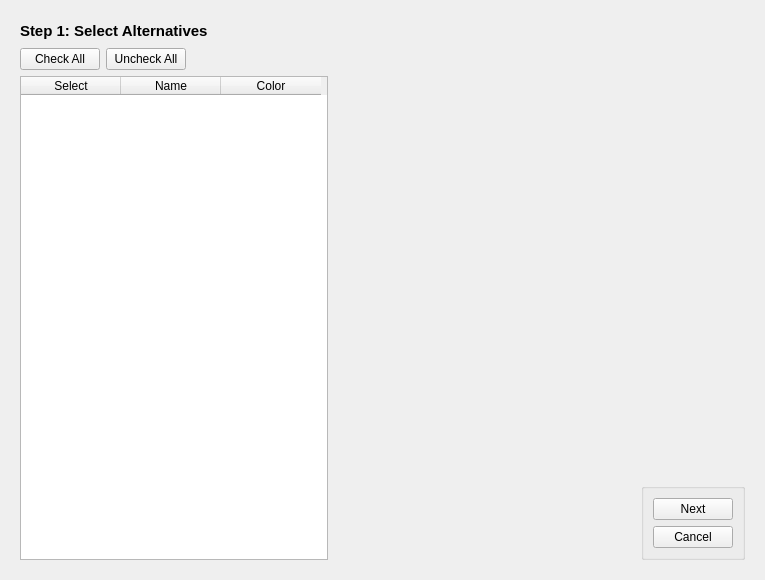
Ecotrust/delphos, file src/gui/mca_wizard.ui: the form before one commit.
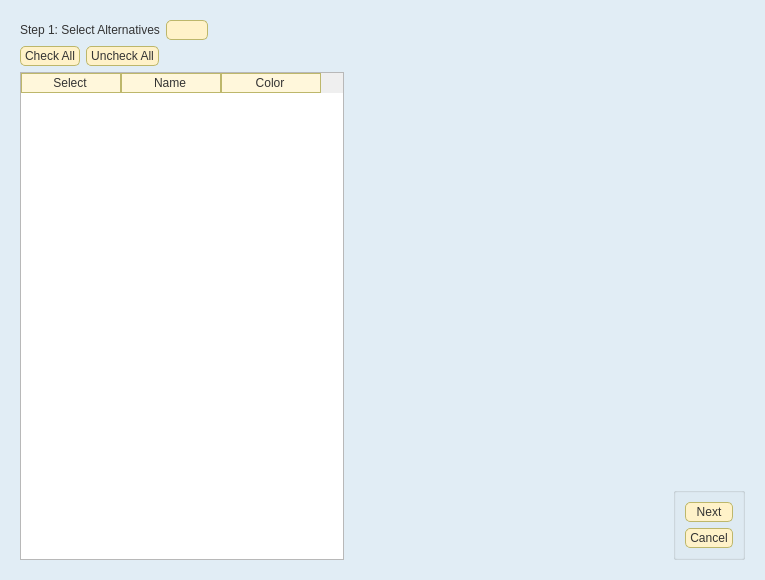
The form after the commit. Icons and pictures are not drawn. Custom widgets are drawn as their Qt base class.

```diff
--- a/src/gui/mca_wizard.ui
+++ b/src/gui/mca_wizard.ui
@@ -14,13 +14,152 @@
   </property>
   <property name="font" >
    <font>
-    <family>Arial</family>
-    <pointsize>9</pointsize>
+    <family>arial</family>
    </font>
   </property>
   <property name="windowTitle" >
    <string>Multicriteria Analysis</string>
   </property>
+  <property name="styleSheet" >
+   <string notr="true" >.QWidget {
+   background-color: #E1EDF5;
+}
+
+/*Non-main window popup widgets
+QWidget {
+     background-color: #f0f0f5;
+}
+*/
+
+
+	
+QWidget {
+    font-family: arial;
+    color: #333333;	
+}
+
+
+QHeaderView::section {
+    padding-left: 2px;
+    padding-right: 4px;
+    background-color: #FFF7DB;
+    border-width: 1px;
+    border-color: darkkhaki;
+    border-style: solid;
+}
+
+QHeaderView::section:hover {
+   background-color: #FFDF94;
+}
+
+/* Increase the padding, so the text is shifted when the button is
+   pressed. */
+QHeaderView::section:pressed {
+    padding-left: 4px;
+    padding-top: 4px;
+    background-color: #E6A84C;
+}
+
+QMainWindow {
+    background-color: gainsboro;
+    background-position: top right;
+    background-repeat: no-repeat
+}
+
+
+/* Nice Windows-XP-style password character. */
+QLineEdit[echoMode="2"] {
+    lineedit-password-character: 9679;
+}
+
+/* We provide a min-width and min-height for push buttons
+   so that they look elegant regardless of the width of the text. */
+QPushButton {
+    background-color: #FFF2C9;
+    border-width: 1px;
+    border-color: darkkhaki;
+    border-style: solid;
+    border-radius: 5;
+    padding: 2px;
+    padding-left: 4px;
+    padding-right: 4px;
+    min-width: 9ex;
+    min-height: 2.5ex;
+}
+
+QPushButton:hover {
+   background-color: #FFDF94;
+}
+
+/* Increase the padding, so the text is shifted when the button is
+   pressed. */
+QPushButton:pressed {
+    padding-left: 4px;
+    padding-top: 4px;
+    background-color: #E6A84C;
+}
+
+QLabel, QAbstractButton {
+    font: normal;
+}
+
+/* Mark mandatory fields with a brownish color. */
+.mandatory {
+    color: brown;
+}
+
+/* Bold text on status bar looks awful. */
+QStatusBar QLabel {
+   font: normal;
+}
+
+QStatusBar::item {
+    border-width: 1;
+    border-color: darkkhaki;
+    border-style: solid;
+    border-radius: 2;
+}
+
+QComboBox, QLineEdit, QSpinBox, QTextEdit, QListView {
+    background-color: #fafbfc;
+    selection-color: #0a214c;
+    selection-background-color: #FFF2C9;
+}
+
+/* We reserve 1 pixel space in padding. When we get the focus,
+   we kill the padding and enlarge the border. This makes the items
+   glow. */
+QLineEdit {
+    border-width: 1px;
+    padding: 1px;
+    border-style: solid;
+    border-color: #5f66a1;
+    border-radius: 4px;
+}
+
+/* As mentioned above, eliminate the padding and increase the border. */
+QLineEdit:focus, QFrame:focus {
+    border-width: 2px;
+    padding: 0px;
+}
+
+/* Nice to have the background color change when hovered. */
+QRadioButton:hover, QCheckBox:hover {
+    background-color: #FFDF94;
+}
+
+/* Force the dialog's buttons to follow the Windows guidelines. */
+QDialogButtonBox {
+    button-layout: 0;
+}
+
+QToolTip {
+    padding: 5px;
+    border-radius: 3px;
+    opacity: 200;
+}
+</string>
+  </property>
   <layout class="QVBoxLayout" >
    <property name="spacing" >
     <number>0</number>
@@ -34,6 +173,14 @@
       <number>0</number>
      </property>
      <widget class="QWidget" name="select_altern_page" >
+      <property name="geometry" >
+       <rect>
+        <x>0</x>
+        <y>0</y>
+        <width>747</width>
+        <height>562</height>
+       </rect>
+      </property>
       <layout class="QVBoxLayout" >
        <item>
         <layout class="QHBoxLayout" >
@@ -41,11 +188,10 @@
           <widget class="QLabel" name="label_13" >
            <property name="font" >
             <font>
-             <family>Arial</family>
-             <pointsize>11</pointsize>
-             <weight>75</weight>
-             <bold>true</bold>
-             <underline>false</underline>
+             <family>arial</family>
+             <weight>50</weight>
+             <italic>false</italic>
+             <bold>false</bold>
             </font>
            </property>
            <property name="text" >
@@ -96,7 +242,10 @@
           <widget class="QPushButton" name="check_all_altern_button" >
            <property name="font" >
             <font>
-             <pointsize>9</pointsize>
+             <family>arial</family>
+             <weight>50</weight>
+             <italic>false</italic>
+             <bold>false</bold>
             </font>
            </property>
            <property name="text" >
@@ -108,7 +257,10 @@
           <widget class="QPushButton" name="uncheck_all_altern_button" >
            <property name="font" >
             <font>
-             <pointsize>9</pointsize>
+             <family>arial</family>
+             <weight>50</weight>
+             <italic>false</italic>
+             <bold>false</bold>
             </font>
            </property>
            <property name="text" >
@@ -140,8 +292,7 @@
            </property>
            <property name="font" >
             <font>
-             <family>Arial</family>
-             <pointsize>9</pointsize>
+             <family>arial</family>
             </font>
            </property>
            <property name="mouseTracking" >
@@ -220,8 +371,10 @@
                <widget class="QPushButton" name="altern_next_button" >
                 <property name="font" >
                  <font>
-                  <family>Arial</family>
-                  <pointsize>9</pointsize>
+                  <family>arial</family>
+                  <weight>50</weight>
+                  <italic>false</italic>
+                  <bold>false</bold>
                  </font>
                 </property>
                 <property name="text" >
@@ -233,8 +386,10 @@
                <widget class="QPushButton" name="altern_cancel_button" >
                 <property name="font" >
                  <font>
-                  <family>Arial</family>
-                  <pointsize>9</pointsize>
+                  <family>arial</family>
+                  <weight>50</weight>
+                  <italic>false</italic>
+                  <bold>false</bold>
                  </font>
                 </property>
                 <property name="text" >
```
Left out of the diff: 92 changed lines with no effect on the pictures.
